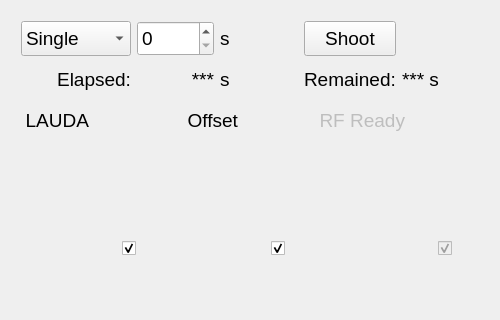
First picture: the form in Timer_UI.ui, repository smertouh/1_MeV_UI_additional, before the edit; both pictures show x 0 to 500 and y 0 to 320 of the 500 by 975 pixel window.
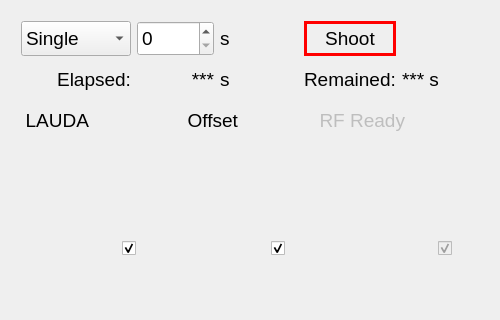
Second picture: the form after the edit. Icons and pictures are not drawn.

Patch:
```diff
--- a/Timer_UI.ui
+++ b/Timer_UI.ui
@@ -95,6 +95,9 @@
           <bold>false</bold>
          </font>
         </property>
+        <property name="styleSheet">
+         <string notr="true">border: 3px solid red </string>
+        </property>
         <property name="text">
          <string>Shoot</string>
         </property>
```
